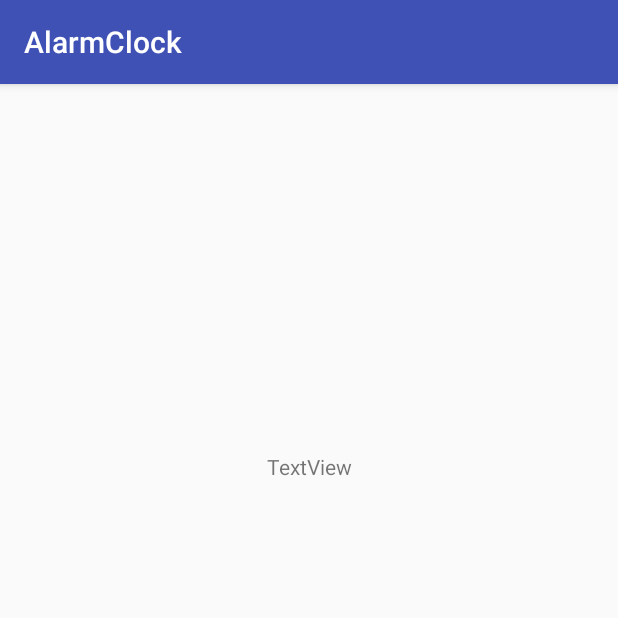
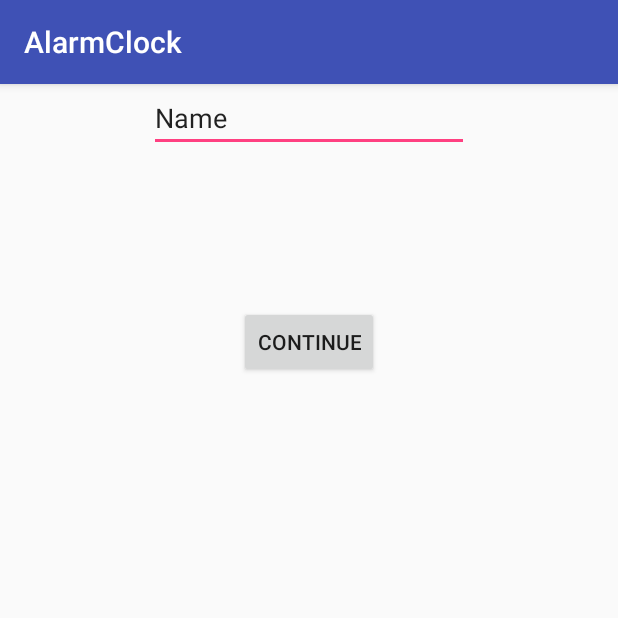
Before and after one commit to typedeferror/AlarmClock, an Android app: the screen it shows after launch (MainActivity), on a phone screen of 412 x 824 dp, the top half of it. Run offline under Robolectric (Android 15) with nearby library versions, the phone set to English and light mode, and no system bars.

Commit message:
hdmn
qwerty

```diff
--- a/app/src/main/res/layout/activity_main.xml
+++ b/app/src/main/res/layout/activity_main.xml
@@ -7,18 +7,24 @@
     tools:context="com.example.user.alarmclock.MainActivity"
     tools:layout_editor_absoluteY="81dp">
 
-    <TextView
-        android:id="@+id/textView"
+    <Button
+        android:id="@+id/button"
         android:layout_width="wrap_content"
         android:layout_height="wrap_content"
-        android:layout_marginBottom="8dp"
-        android:layout_marginTop="202dp"
-        android:text="@string/textview"
-        app:layout_constraintBottom_toBottomOf="parent"
-        app:layout_constraintEnd_toEndOf="parent"
+        android:layout_marginTop="148dp"
+        android:text="@string/but1"
         app:layout_constraintLeft_toLeftOf="parent"
         app:layout_constraintRight_toRightOf="parent"
-        app:layout_constraintStart_toStartOf="parent"
-        app:layout_constraintTop_toTopOf="parent"
-        app:layout_constraintVertical_bias="0.081" />
+        app:layout_constraintTop_toTopOf="parent" />
+
+    <EditText
+        android:id="@+id/editText"
+        android:layout_width="wrap_content"
+        android:layout_height="wrap_content"
+        android:ems="10"
+        android:inputType="textPersonName"
+        android:text="Name"
+        app:layout_constraintLeft_toLeftOf="parent"
+        app:layout_constraintRight_toRightOf="parent"
+        tools:layout_editor_absoluteY="34dp" />
 </android.support.constraint.ConstraintLayout>
--- a/app/src/main/res/values/strings.xml
+++ b/app/src/main/res/values/strings.xml
@@ -1,4 +1,5 @@
 <resources>
     <string name="app_name">AlarmClock</string>
     <string name="textview">TextView</string>
+    <string name="but1">Continue</string>
 </resources>
```
Also changed, not shown: app/src/main/java/com/example/user/alarmclock/MainActivity.java (line endings or trailing spaces).
